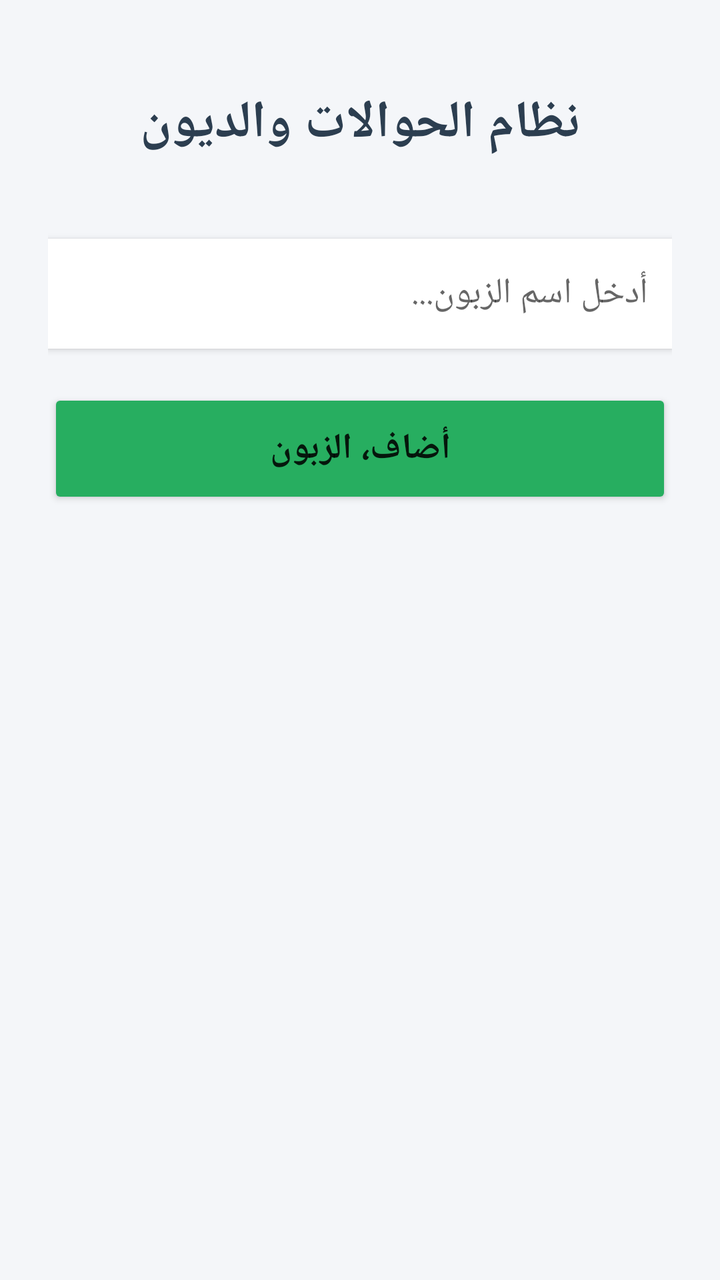
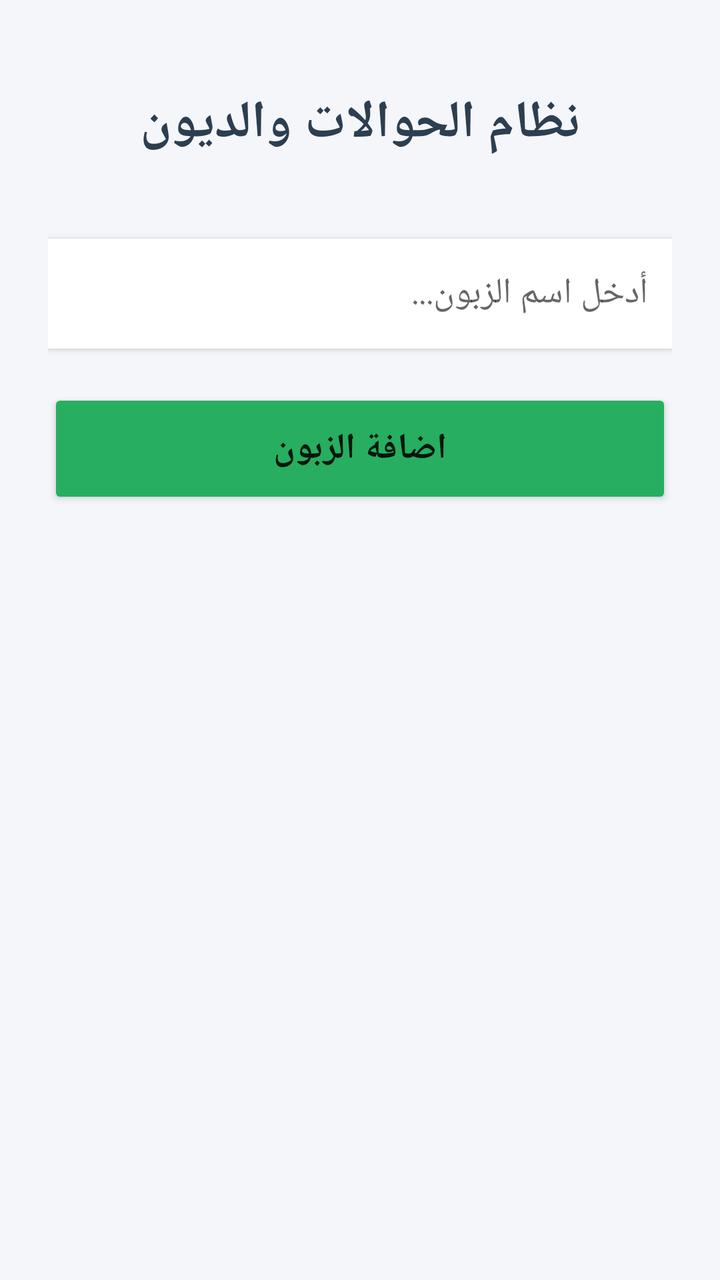

Compare the two renders of this Android layout. The source of the first and the diff that turns it into the second are given below.
<!-- AndroidManifest.xml: application theme Theme.AppCompat.Light.NoActionBar -->
<!-- res/layout/activity_main.xml -->
<?xml version="1.0" encoding="utf-8"?>
<LinearLayout xmlns:android="http://schemas.android.com/apk/res/android"
    android:layout_width="match_parent"
    android:layout_height="match_parent"
    android:orientation="vertical"
    android:padding="24dp"
    android:layoutDirection="rtl"
    android:background="#F4F6F9">

    
    <TextView
        android:layout_width="match_parent"
        android:layout_height="wrap_content"
        android:text="نظام الحوالات والديون"
        android:textSize="26sp"
        android:textStyle="bold"
        android:textColor="#2C3E50"
        android:gravity="center"
        android:layout_marginTop="20dp"
        android:layout_marginBottom="40dp"/>

    
    <EditText
        android:id="@+id/input_name"
        android:layout_width="match_parent"
        android:layout_height="55dp"
        android:hint="أدخل اسم الزبون..."
        android:padding="12dp"
        android:background="#FFFFFF"
        android:elevation="2dp"
        android:layout_marginBottom="20dp"/>

    
    <Button
        android:id="@+id/btn_save"
        android:layout_width="match_parent"
        android:layout_height="60dp"
        android:text="أضاف، الزبون"
        android:textSize="18sp"
        android:textStyle="bold"
        android:backgroundTint="#27AE60" />
</LinearLayout>
<!-- resources referenced by this layout -->
<resources>

</resources>

<!-- the commit's change to res/layout/activity_main.xml (unified diff, before → after) -->
@@ -35,7 +35,7 @@
         android:id="@+id/btn_save"
         android:layout_width="match_parent"
         android:layout_height="60dp"
-        android:text="أضاف، الزبون"
+        android:text="اضافة الزبون"
         android:textSize="18sp"
         android:textStyle="bold"
         android:backgroundTint="#27AE60" />
